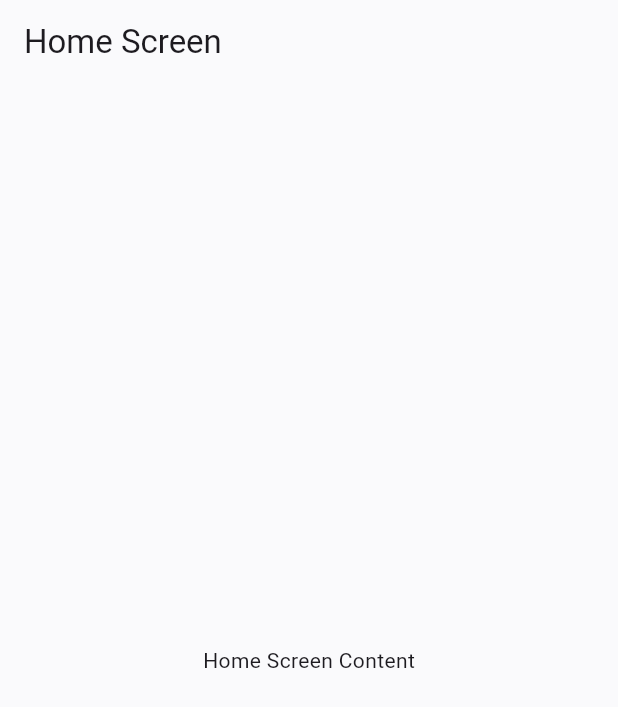
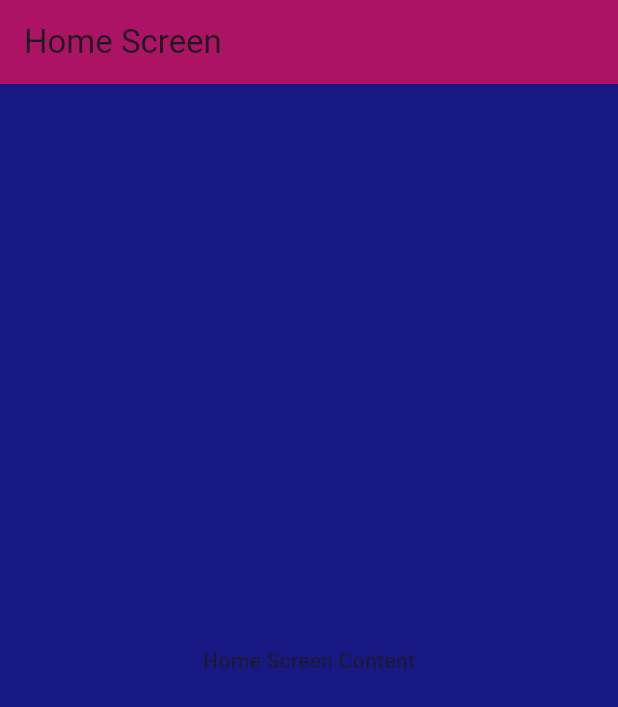
Before and after one commit to trsjmx/Rewaq-x, a Flutter app: the HomeScreen screen opened directly, on a phone screen of 412 x 824 dp. Shown: the top 707 px of the screen. Run offline on Flutter 3.47's test engine with Material 3 defaults, Android fonts, the phone set to English and light mode, and no system bars; our stand-ins replace flutter_svg, image_picker, pinput, table_calendar.

Commit message:
home page v1

```diff
--- a/lib/screens/home_screen.dart
+++ b/lib/screens/home_screen.dart
@@ -1,14 +1,14 @@
 import 'package:flutter/material.dart';
-
+// rana's page
 class HomeScreen extends StatelessWidget {
   const HomeScreen({super.key});
 
   @override
   Widget build(BuildContext context) {
     return Scaffold(
-      backgroundColor: const Color.fromRGBO(250, 250, 252, 1),
+      backgroundColor: const Color.fromARGB(255, 24, 24, 131),
       appBar: AppBar(
-        backgroundColor: const Color.fromRGBO(250, 250, 252, 1),
+        backgroundColor: const Color.fromARGB(255, 173, 19, 101),
         automaticallyImplyLeading: false, // Disable the back arrow
         title: const Text('Home Screen'),
       ),
```
Also changed, not shown: pubspec.lock.
